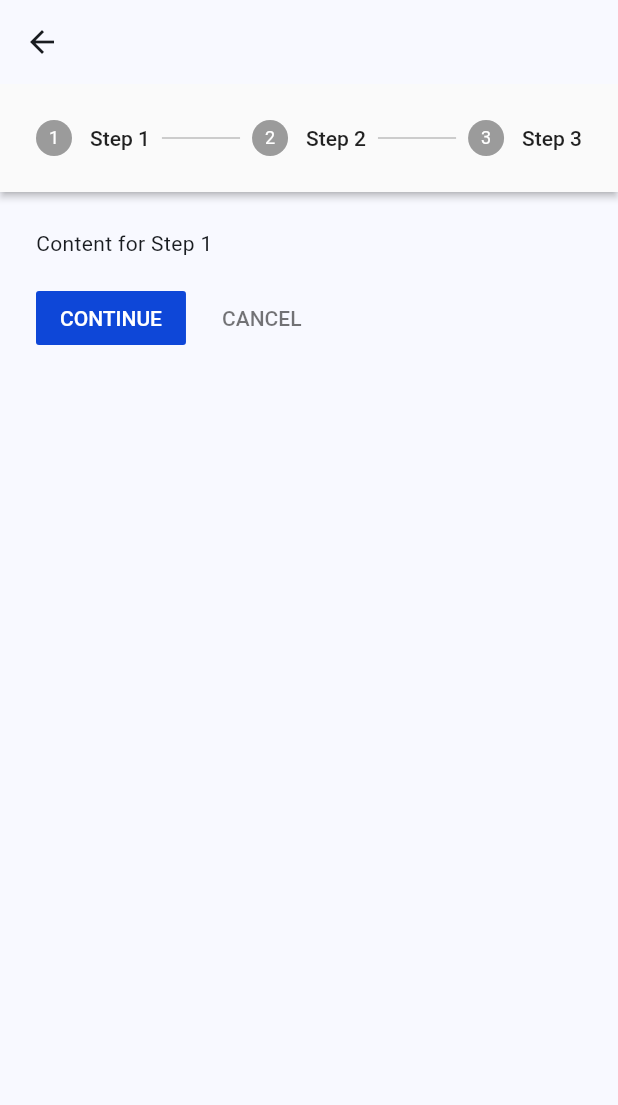
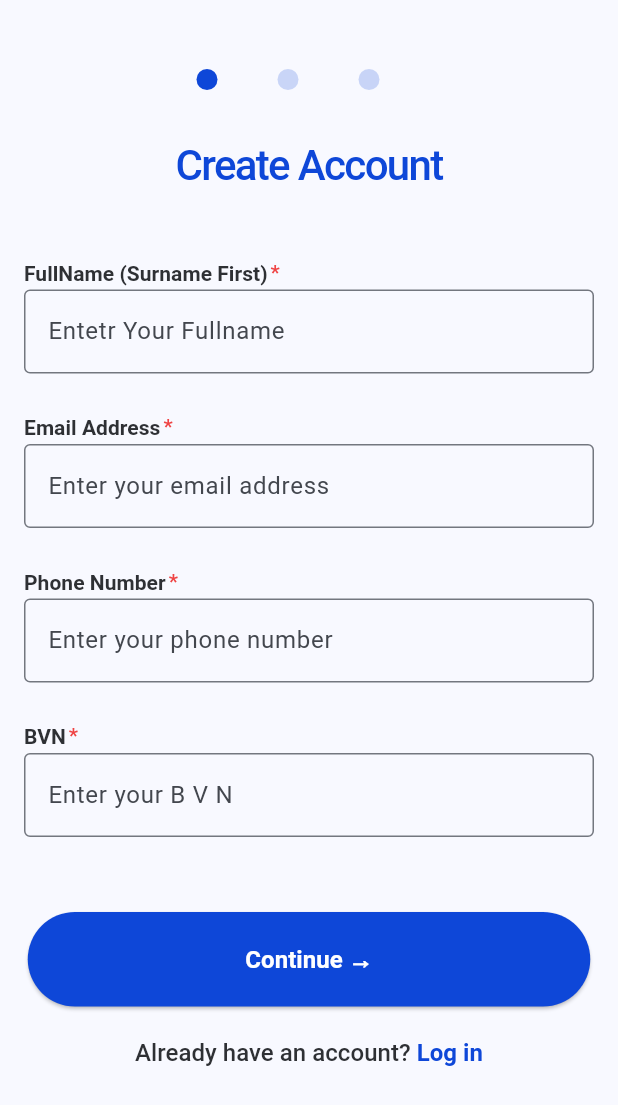
Before and after one commit to ekumamatthew/stressSense, a Flutter app: the CreateAccount screen opened directly, on a phone screen of 412 x 824 dp. Shown: the top 1105 px of the screen. Run offline on Flutter 3.47's test engine with Material 2 defaults, Android fonts, the phone set to English and light mode, and no system bars; Roboto replaces fonts that are missing (Raleway, Ubuntu, ubuntu).

Commit message:
setting u stepper

```diff
--- a/lib/main.dart
+++ b/lib/main.dart
@@ -35,7 +35,7 @@ class MyApp extends StatelessWidget {
         colorScheme: ColorScheme.fromSeed(seedColor: Colors.blue),
         useMaterial3: true,
       ),
-      home: SplashScreen(),
+      home: const SplashScreen(),
     );
   }
 }
--- /dev/null
+++ b/lib/screens/authScreens/createAccount/component/createAccountForm.dart
@@ -0,0 +1,88 @@
+import 'package:flutter/material.dart';
+import 'package:my_fizi_app/widgets/inputs/customInputs.dart';
+
+class AccountForm extends StatelessWidget {
+  final String fullName;
+  final String email;
+  final String phoneNumber;
+  final String BVN;
+
+  AccountForm(
+      {Key? key,
+      this.fullName = '',
+      this.email = '',
+      this.phoneNumber = '',
+      this.BVN = ''})
+      : super(key: key);
+
+  void _handleNameChanged(String newName) {
+    // Handle Fullname change
+  }
+
+  void _handleEmailChanged(String newEmail) {
+    // Handle email change
+  }
+  void _handlePhoneNumberChanged(String newPhoneNumber) {
+    // Handle email change
+  }
+
+  void _handleBVNChanged(String newBVN) {
+    // Handle email change
+  }
+
+  @override
+  Widget build(BuildContext context) {
+    return Column(
+      children: [
+        const Text(
+          'Create Account',
+          textAlign: TextAlign.center,
+          style: TextStyle(
+            color: Color(0xFF0E47D8),
+            fontSize: 28,
+            fontFamily: 'Ubuntu',
+            fontWeight: FontWeight.w500,
+            height: 0.04,
+            letterSpacing: -1.12,
+          ),
+        ),
+        const SizedBox(
+          height: 70,
+        ),
+        CustomInput(
+          initialValue: fullName,
+          onChanged: _handleNameChanged,
+          label: 'Entetr Your Fullname',
+          tag: 'FullName (Surname First)',
+        ),
+        const SizedBox(
+          height: 35,
+        ),
+        CustomInput(
+          initialValue: email,
+          onChanged: _handleEmailChanged,
+          tag: 'Email Address',
+          label: 'Enter your email address',
+        ),
+        const SizedBox(
+          height: 35,
+        ),
+        CustomInput(
+          initialValue: phoneNumber,
+          onChanged: _handlePhoneNumberChanged,
+          tag: 'Phone Number',
+          label: 'Enter your phone number',
+        ),
+        const SizedBox(
+          height: 35,
+        ),
+        CustomInput(
+          initialValue: phoneNumber,
+          onChanged: _handleBVNChanged,
+          tag: 'BVN',
+          label: 'Enter your B V N',
+        ),
+      ],
+    );
+  }
+}
--- a/lib/screens/authScreens/createAccount/createAccount.dart
+++ b/lib/screens/authScreens/createAccount/createAccount.dart
@@ -1,6 +1,7 @@
 import 'package:flutter/material.dart';
 import 'package:my_fizi_app/theme/colors.dart';
 import 'package:my_fizi_app/theme/colors.dart';
+import 'package:my_fizi_app/widgets/stepperWidget/stepper.dart';
 
 class CreateAccount extends StatefulWidget {
   const CreateAccount({super.key});
@@ -14,121 +15,11 @@ class _CreateAccountState extends State<CreateAccount> {
 
   @override
   Widget build(BuildContext context) {
-    return Scaffold(
-      appBar: AppBar(),
-      body: Theme(
-        data: ThemeData(
-          // Define the default brightness and colors.
-          primaryColor: AppColor.blue,
-          secondaryHeaderColor: AppColor.blue,
-
-          primarySwatch: Colors.blue,
-          // Define the default font family.
-          fontFamily: 'ubuntu',
-          colorScheme: const ColorScheme.light(
-              primary: AppColor.blue, secondary: AppColor.blue),
-
-          // Define the default TextTheme. Use this to specify the default
-          // text styling for headlines, titles, bodies of text, and more.
-          textTheme: const TextTheme(
-            headline1: TextStyle(fontSize: 72.0, fontWeight: FontWeight.bold),
-            headline6: TextStyle(fontSize: 36.0, fontStyle: FontStyle.italic),
-            bodyText2: TextStyle(fontSize: 14.0, fontFamily: 'ubuntu'),
-          ),
-        ),
-        child: Stepper(
-          type: StepperType.horizontal,
-          currentStep: _currentStep,
-          onStepContinue: () {
-            setState(() {
-              if (_currentStep < 2) {
-                _currentStep++;
-              }
-            });
-          },
-          onStepCancel: () {
-            setState(() {
-              if (_currentStep > 0) {
-                _currentStep--;
-              }
-            });
-          },
-          onStepTapped: (step) {
-            setState(() {
-              _currentStep = step;
-            });
-          },
-          steps: [
-            Step(
-              title: const Text('Step 1'),
-              content: Container(
-                alignment: Alignment.centerLeft,
-                child: const Text('Content for Step 1'),
-              ),
-            ),
-            Step(
-              title: const Text('Step 2'),
-              content: Container(
-                alignment: Alignment.centerLeft,
-                child: const Text('Content for Step 2'),
-              ),
-            ),
-            Step(
-              title: const Text('Step 3'),
-              content: Container(
-                alignment: Alignment.centerLeft,
-                child: const Text('Content for Step 3'),
-              ),
-            ),
-          ],
-        ),
+    return const Scaffold(
+        body: SafeArea(
+      child: StepperForm(
+        steps: [],
       ),
-    );
+    ));
   }
 }
-
-//   List<Step> _getSteps() {
-//     return [
-//       Step(
-//         title: Text(""),
-//         content: Column(
-//           children: <Widget>[
-//             const Text(
-//               "Create Account",
-//               style: TextStyle(
-//                 fontSize: 28.0,
-//                 fontWeight: FontWeight.w500,
-//                 color: AppColor.blue,
-//                 fontFamily: "ubuntu",
-//                 height: 12,
-//                 letterSpacing: -1.12,
-//               ),
-//             ),
-//             TextFormField(
-//               decoration: const InputDecoration(labelText: 'Email'),
-//             ),
-//             TextFormField(
-//               decoration: const InputDecoration(labelText: 'Password'),
-//               obscureText: true,
-//             ),
-//           ],
-//         ),
-//         isActive: _currentStep >= 0,
-//         state: _currentStep >= 0 ? StepState.complete : StepState.disabled,
-//       ),
-//       Step(
-//         title: const Text(''),
-//         content: Text('Information for step 2'),
-//         isActive: _currentStep >= 1,
-//         state: _currentStep >= 1 ? StepState.complete : StepState.disabled,
-//       ),
-//       Step(
-//         title: const Text(''),
-//         content: Text('Information for step 3'),
-//         isActive: _currentStep >= 2,
-//         state: _currentStep >= 2 ? StepState.complete : StepState.disabled,
-//       ),
-//       // Add more steps if needed
-//     ];
-//   }
-// }
--- a/lib/screens/onBoardScreen1/onBoardScreen1.dart
+++ b/lib/screens/onBoardScreen1/onBoardScreen1.dart
@@ -69,7 +69,7 @@ class OnboardingScreen extends StatelessWidget {
                           Navigator.push(
                             context,
                             MaterialPageRoute(
-                                builder: (context) => CreateAccount()),
+                                builder: (context) => const CreateAccount()),
                           );
                         },
                       );
--- /dev/null
+++ b/lib/widgets/inputs/customInputs.dart
@@ -0,0 +1,75 @@
+import 'package:flutter/material.dart';
+
+class FormData {
+  String email;
+
+  FormData({this.email = ''});
+}
+
+class CustomInput extends StatelessWidget {
+  final String initialValue;
+  final Function(String) onChanged;
+  final String tag;
+  final String label;
+
+  const CustomInput(
+      {super.key,
+      required this.initialValue,
+      required this.onChanged,
+      required this.label,
+      required this.tag});
+
+  @override
+  Widget build(BuildContext context) {
+    return Column(
+      mainAxisSize: MainAxisSize.min,
+      mainAxisAlignment: MainAxisAlignment.start,
+      crossAxisAlignment: CrossAxisAlignment.start,
+      children: [
+        Row(
+          mainAxisSize: MainAxisSize.min,
+          mainAxisAlignment: MainAxisAlignment.start,
+          crossAxisAlignment: CrossAxisAlignment.center,
+          children: [
+            Text(
+              tag,
+              style: const TextStyle(
+                color: Color(0xFF2E3034),
+                fontSize: 14,
+                fontFamily: 'Raleway',
+                fontWeight: FontWeight.w600,
+                height: 0.11,
+                letterSpacing: 0.03,
+              ),
+            ),
+            const SizedBox(width: 2),
+            const Text(
+              '*',
+              style: TextStyle(
+                color: Color(0xFFEF4444),
+                fontSize: 14,
+                fontFamily: 'Raleway',
+                fontWeight: FontWeight.w500,
+                height: 0.10,
+                letterSpacing: 0.03,
+              ),
+            ),
+          ],
+        ),
+        const SizedBox(
+          height: 10,
+        ),
+        TextFormField(
+            initialValue: initialValue,
+            decoration: InputDecoration(
+              labelText: label,
+              border: OutlineInputBorder(
+                  borderRadius: BorderRadius.circular(4),
+                  borderSide:
+                      const BorderSide(width: 1, color: Color(0xFFF0F0F0))),
+            ),
+            onChanged: onChanged),
+      ],
+    );
+  }
+}
--- /dev/null
+++ b/lib/widgets/stepperWidget/stepper.dart
@@ -0,0 +1,274 @@
+import 'package:flutter/material.dart';
+import 'package:my_fizi_app/screens/authScreens/createAccount/component/createAccountForm.dart';
+import 'package:my_fizi_app/theme/colors.dart';
+import 'package:my_fizi_app/widgets/buttonsWidget/buttons.dart';
+
+class StepperForm extends StatefulWidget {
+//   @override
+//   _StepperFormState createState() => _StepperFormState();
+// }
+
+// class _StepperFormState extends State<StepperForm> {
+//   int _currentStep = 0;
+// // Instance of the form data model
+
+  final List<Step> steps;
+  final int currentStep;
+
+  const StepperForm({
+    Key? key,
+    required this.steps,
+    this.currentStep = 0,
+  }) : super(key: key);
+
+  @override
+  _StepperFormState createState() => _StepperFormState();
+}
+
+class Step {
+  final String title;
+  final Widget content;
+
+  Step({required this.title, required this.content});
+}
+
+List<Step> mySteps = [
+  Step(
+    title: 'Step 1',
+    content: Column(
+      children: [AccountForm()],
+    ),
+  ),
+  Step(
+    title: 'Step 2',
+    content: const Column(
+      children: [
+        Text('This is Step 2'),
+        // Add other widgets for Step 2 content
+      ],
+    ),
+  ),
+  Step(
+    title: 'Step 3',
+    content: const Column(
+      children: [
+        Text('You have reached Step 3'),
+        // Add other widgets for Step 3 content
+      ],
+    ),
+  ),
+];
+
+class _StepperFormState extends State<StepperForm> {
+  late int _currentStep;
+
+  @override
+  void initState() {
+    super.initState();
+    _currentStep = widget.currentStep;
+  }
+
+  @override
+  Widget build(BuildContext context) {
+    return Padding(
+        padding: const EdgeInsets.all(16.0),
+        child: Scaffold(
+          body: SingleChildScrollView(
+            child: Column(children: [
+              //-----------------Stepper Indicator Starts Here-----------------------//
+              const SizedBox(
+                height: 30,
+              ),
+              Container(
+                width: 170,
+                height: 14,
+                padding: const EdgeInsets.symmetric(horizontal: 10),
+                child: Row(
+                  mainAxisSize: MainAxisSize.min,
+                  mainAxisAlignment: MainAxisAlignment.start,
+                  crossAxisAlignment: CrossAxisAlignment.center,
+                  children: [
+                    Container(
+                      width: 14,
+                      height: 14,
+                      clipBehavior: Clip.antiAlias,
+                      decoration: ShapeDecoration(
+                        color: const Color(0xFF0E47D8),
+                        shape: RoundedRectangleBorder(
+                          borderRadius: BorderRadius.circular(75),
+                        ),
+                      ),
+                      child: const Stack(children: []),
+                    ),
+                    Container(
+                      height: 1, // Thickness of the line
+                      color: AppColor.blue, // Color of the line
+                      margin: const EdgeInsets.symmetric(
+                          horizontal: 20), // Horizontal margin
+                    ),
+                    Opacity(
+                      opacity: 0.20,
+                      child: Container(
+                        width: 14,
+                        height: 14,
+                        padding: const EdgeInsets.only(
+                          top: 2,
+                          left: 1.75,
+                          right: 2.25,
+                          bottom: 2,
+                        ),
+                        clipBehavior: Clip.antiAlias,
+                        decoration: ShapeDecoration(
+                          color: const Color(0xFF0E47D8),
+                          shape: RoundedRectangleBorder(
+                            borderRadius: BorderRadius.circular(75),
+                          ),
+                        ),
+                        child: const Row(
+                          mainAxisSize: MainAxisSize.min,
+                          mainAxisAlignment: MainAxisAlignment.center,
+                          crossAxisAlignment: CrossAxisAlignment.center,
+                          children: [
+                            Expanded(
+                              child: SizedBox(
+                                height: double.infinity,
+                                child: Row(
+                                  mainAxisSize: MainAxisSize.min,
+                                  mainAxisAlignment: MainAxisAlignment.center,
+                                  crossAxisAlignment: CrossAxisAlignment.center,
+                                  children: [
+                                    SizedBox(
+                                      width: 10,
+                                      height: 10,
+                                      child: Stack(children: []),
+                                    ),
+                                  ],
+                                ),
+                              ),
+                            ),
+                          ],
+                        ),
+                      ),
+                    ),
+                    const Divider(
+                      color: AppColor.blue,
+                      height: 20,
+                      thickness: 4, // The thickness of the line.
+                      indent:
+                          20, // Empty space to the leading edge of the divider.
+                      endIndent:
+                          20, // Empty space to the trailing edge of the divider.
+                    ),
+                    Opacity(
+                      opacity: 0.20,
+                      child: Container(
+                        width: 14,
+                        height: 14,
+                        padding: const EdgeInsets.only(
+                          top: 2,
+                          left: 1.75,
+                          right: 2.25,
+                          bottom: 2,
+                        ),
+                        clipBehavior: Clip.antiAlias,
+                        decoration: ShapeDecoration(
+                          color: const Color(0xFF0E47D8),
+                          shape: RoundedRectangleBorder(
+                            borderRadius: BorderRadius.circular(75),
+                          ),
+                        ),
+                        child: const Row(
+                          mainAxisSize: MainAxisSize.min,
+                          mainAxisAlignment: MainAxisAlignment.center,
+                          crossAxisAlignment: CrossAxisAlignment.center,
+                          children: [
+                            Expanded(
+                              child: SizedBox(
+                                height: double.infinity,
+                                child: Row(
+                                  mainAxisSize: MainAxisSize.min,
+                                  mainAxisAlignment: MainAxisAlignment.center,
+                                  crossAxisAlignment: CrossAxisAlignment.center,
+                                  children: [
+                                    SizedBox(
+                                      width: 10,
+                                      height: 10,
+                                      child: Stack(children: [
+                                        Text(
+                                          "-",
+                                          style: TextStyle(color: Colors.black),
+                                        )
+                                      ]),
+                                    ),
+                                  ],
+                                ),
+                              ),
+                            ),
+                          ],
+                        ),
+                      ),
+                    ),
+                  ],
+                ),
+              ),
+//--------------------------------Stepper indicator ends here----------------------//
+              const SizedBox(
+                height: 50,
+              ),
+              mySteps[_currentStep].content,
+              Column(
+                children: [
+                  const SizedBox(
+                    height: 50,
+                  ),
+                  Button1(
+                    text: "Continue →",
+                    onPressed: () {},
+                    backgroundColor: AppColor.blue,
+                    width: 375.0,
+                    padding: const EdgeInsets.all(20),
+                    textColor: AppColor.white,
+                    fontFamily: 'Raleway',
+                    fontSize: 16.0,
+                    fontWeight: FontWeight.w600,
+                    height: 1.4,
+                    letterSpacing: 0.032,
+                  ),
+                  const SizedBox(
+                    height: 30,
+                  ),
+                  const Text.rich(
+                    TextSpan(
+                      children: [
+                        TextSpan(
+                          text: 'Already have an account?',
+                          style: TextStyle(
+                            color: Color(0xFF2E3034),
+                            fontSize: 16,
+                            fontFamily: 'Raleway',
+                            fontWeight: FontWeight.w500,
+                            height: 0.10,
+                            letterSpacing: 0.03,
+                          ),
+                        ),
+                        TextSpan(
+                          text: ' Log in',
+                          style: TextStyle(
+                            color: Color(0xFF0E47D8),
+                            fontSize: 16,
+                            fontFamily: 'Raleway',
+                            fontWeight: FontWeight.w600,
+                            height: 0.10,
+                            letterSpacing: 0.03,
+                          ),
+                        ),
+                      ],
+                    ),
+                  )
+                ],
+              ),
+            ]),
+          ),
+        ));
+  }
+}
```
Also changed, not shown: lib/screens/authScreens/createAccount/component/createPassword.dart (added), lib/screens/authScreens/createAccount/component/submit.dart (added), lib/screens/authScreens/createAccount/component/verificationScreen.dart (added).
